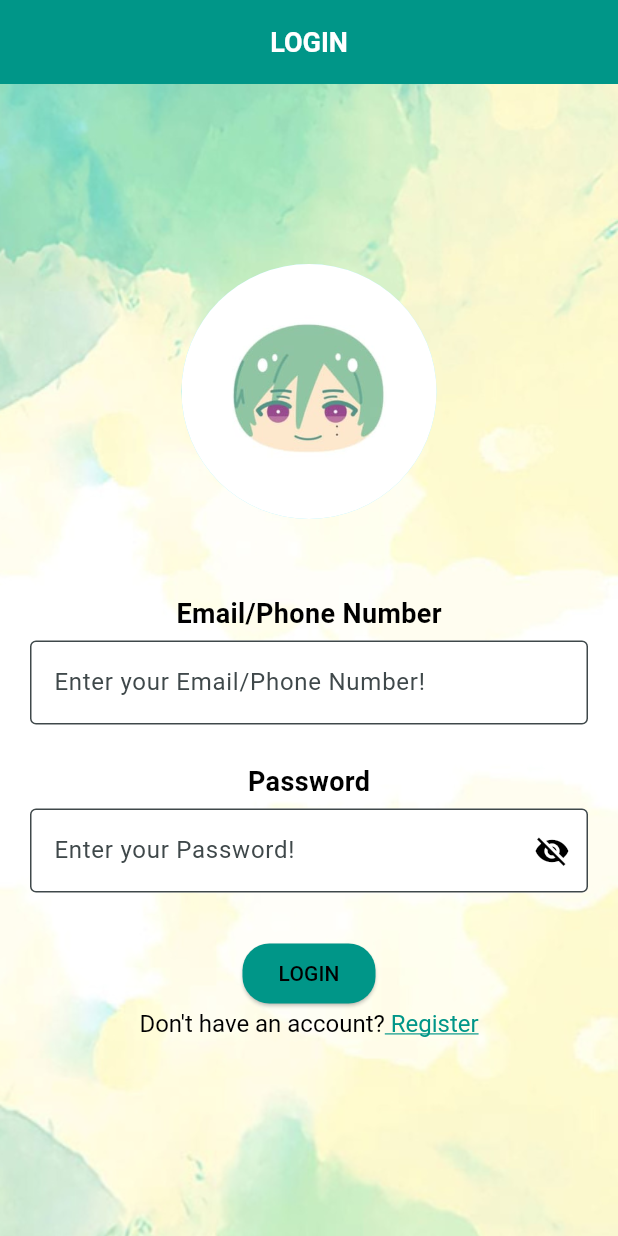
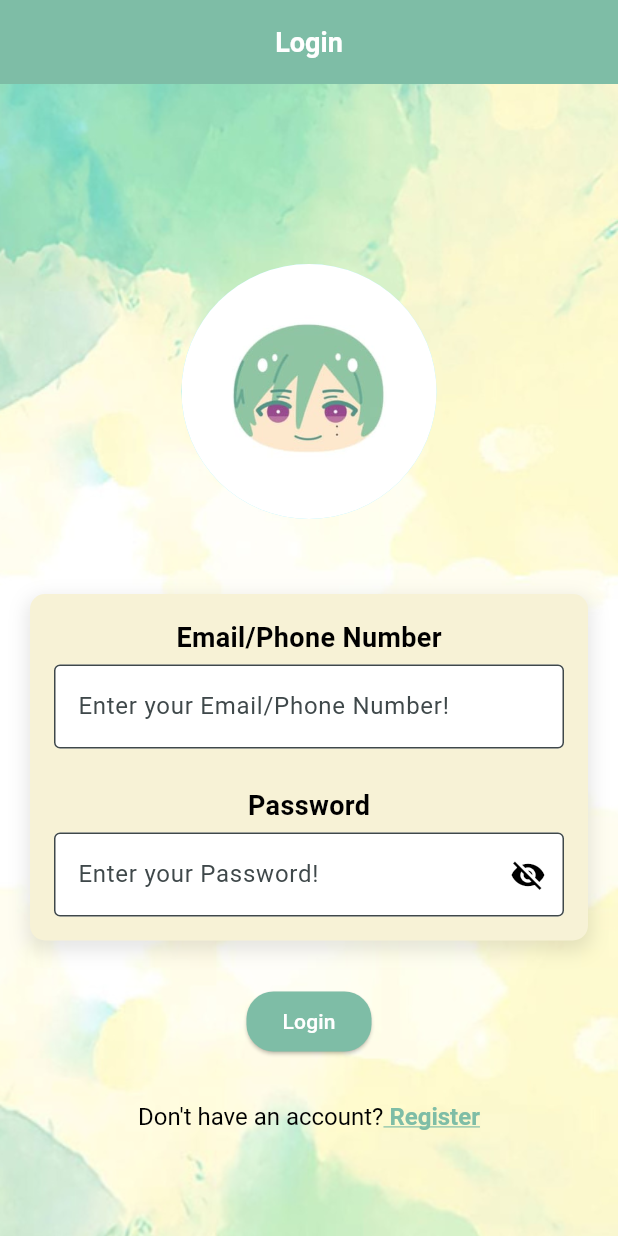
Before and after one commit to iunoz/uts_mobile_banking, a Flutter app: the screen it shows after launch, on a phone screen of 412 x 824 dp. Run offline on Flutter 3.47's test engine with Material 3 defaults, Android fonts, the phone set to English and light mode, and no system bars; our stand-ins replace animated_splash_screen, font_awesome_flutter, image_picker, lottie, qr_flutter, shared_preferences; missing offline and left inert: qr_code_scanner.

Commit message:
update opacity bg, dan juga mengubah screen login

```diff
--- a/lib/screens/login_screen.dart
+++ b/lib/screens/login_screen.dart
@@ -22,7 +22,7 @@ class LoginScreenState extends State<LoginScreen> {
     return Scaffold(
       appBar: AppBar(
         title: const Text(
-          "LOGIN",
+          "Login",
           style: TextStyle(
             color: Colors.white,
             fontWeight: FontWeight.bold,
@@ -30,7 +30,7 @@ class LoginScreenState extends State<LoginScreen> {
           ),
         ),
         centerTitle: true,
-        backgroundColor: Colors.teal,
+        backgroundColor: const Color(0xFF7EBDA6),
       ),
       body: Container(
         height: MediaQuery.of(context).size.height,
@@ -54,14 +54,14 @@ class LoginScreenState extends State<LoginScreen> {
                     child: Text(
                       'Registration Successful! Please log in.',
                       style: TextStyle(
-                        color: Colors.green,
+                        color: Colors.black,
                         fontSize: 16,
                         fontWeight: FontWeight.bold,
                       ),
                     ),
                   ),
 
-                //Gambar dengan Hero Widget
+                // Gambar dengan Hero Widget
                 const Hero(
                   tag: 'loginImage',
                   child: CircleAvatar(
@@ -70,12 +70,30 @@ class LoginScreenState extends State<LoginScreen> {
                   ),
                 ),
                 const SizedBox(height: 50),
+
+                // Kotak input Email/No HP dan Password
+                Container(
+                  padding: const EdgeInsets.all(16.0),
+                  decoration: BoxDecoration(
+                    color: const Color(0xFFF7F2D6),
+                    borderRadius: BorderRadius.circular(10.0),
+                    boxShadow: [
+                      BoxShadow(
+                        color: Colors.black.withOpacity(0.1),
+                        blurRadius: 10.0,
+                        spreadRadius: 2.0,
+                        offset: const Offset(0, 5),
+                      ),
+                    ],
+                  ),
+                  child: Column(
+                    children: [
                       const Text(
                         "Email/Phone Number",
                         style: TextStyle(
                           fontSize: 18,
                           fontWeight: FontWeight.bold,
-                    color: Colors.black, // Ubah menjadi warna hitam
+                          color: Colors.black,
                         ),
                       ),
                       const SizedBox(height: 5),
@@ -83,8 +101,7 @@ class LoginScreenState extends State<LoginScreen> {
                         decoration: InputDecoration(
                           labelText: "Enter your Email/Phone Number!",
                           filled: true,
-                    fillColor: Colors
-                        .white, // Mengganti dengan warna putih untuk teks field
+                          fillColor: Colors.white,
                           border: OutlineInputBorder(),
                         ),
                       ),
@@ -94,7 +111,7 @@ class LoginScreenState extends State<LoginScreen> {
                         style: TextStyle(
                           fontSize: 18,
                           fontWeight: FontWeight.bold,
-                    color: Colors.black, // Ubah menjadi warna hitam
+                          color: Colors.black,
                         ),
                       ),
                       const SizedBox(height: 5),
@@ -103,15 +120,14 @@ class LoginScreenState extends State<LoginScreen> {
                         decoration: InputDecoration(
                           labelText: "Enter your Password!",
                           filled: true,
-                    fillColor: Colors
-                        .white, // Mengganti dengan warna putih untuk teks field
+                          fillColor: Colors.white,
                           border: const OutlineInputBorder(),
                           suffixIcon: IconButton(
                             icon: Icon(
                               _obscurePassword
                                   ? Icons.visibility_off
                                   : Icons.visibility,
-                        color: Colors.black, // Ubah menjadi warna hitam
+                              color: Colors.black,
                             ),
                             onPressed: () {
                               setState(() {
@@ -121,20 +137,26 @@ class LoginScreenState extends State<LoginScreen> {
                           ),
                         ),
                       ),
-                //login button
+                    ],
+                  ),
+                ),
+
+                // Login button
                 const SizedBox(height: 30),
                 const Center(
                   child: CustomButton(
-                    buttonText: 'LOGIN',
+                    buttonText: 'Login',
+                    textColor: Colors.white,
                     destination: HomeScreen(showAnimation: true),
-                    color: Colors.teal, // Ganti dengan warna teal
+                    color: Color(0xFF7EBDA6),
                     usePushReplacement: true,
                     borderRadius: 18,
                     transitionType: PageTransitionType.fade,
                   ),
                 ),
 
-                //klik register
+                // Klik register
+                const SizedBox(height: 30),
                 RichText(
                   text: TextSpan(
                     text: "Don't have an account?",
@@ -147,9 +169,9 @@ class LoginScreenState extends State<LoginScreen> {
                         text: ' Register',
                         style: const TextStyle(
                           fontSize: 16,
-                          color: Colors.teal,
-                          decoration: TextDecoration
-                              .underline, // Membuat teks "Register" menjadi underline
+                          color: Color(0xFF7EBDA6),
+                          fontWeight: FontWeight.bold,
+                          decoration: TextDecoration.underline,
                         ),
                         recognizer: TapGestureRecognizer()
                           ..onTap = () {
```
Also changed, not shown: lib/screens/block_card_screen.dart (+19 -3 lines), lib/screens/virtualaccount_screen.dart (+84 -10 lines). Lines whose indentation alone changed are shown as unchanged.
